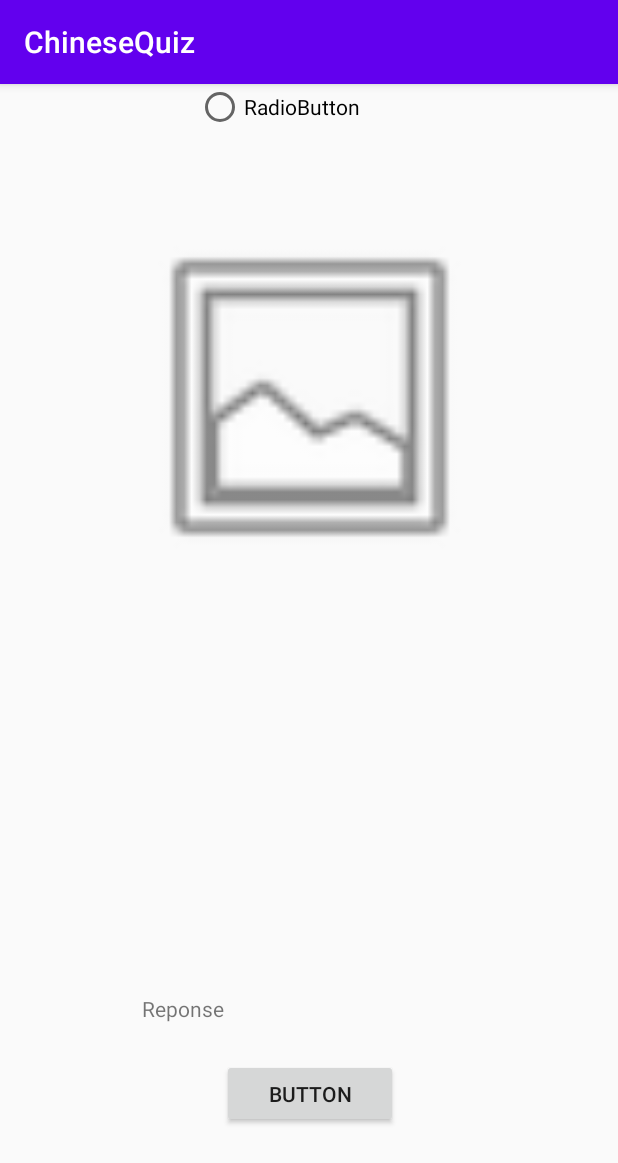
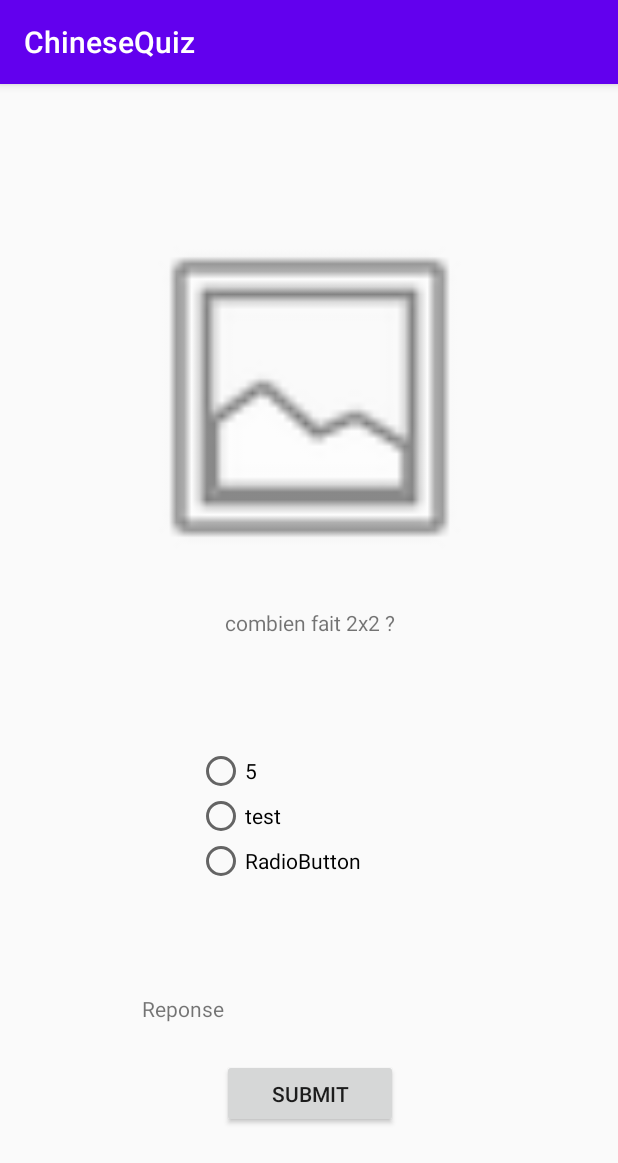
Before and after one commit to WKilliam/QuizChinese, an Android app: the screen it shows after launch (MainActivity), on a phone screen of 412 x 824 dp. Shown: the top 1163 px of the screen. Run offline under Robolectric (Android 15) with nearby library versions, the phone set to English and light mode, and no system bars.

Commit message:
TestQuestionClass

```diff
--- a/app/src/main/java/com/learn/chinesequiz/MainActivity.java
+++ b/app/src/main/java/com/learn/chinesequiz/MainActivity.java
@@ -3,6 +3,9 @@ package com.learn.chinesequiz;
 import androidx.appcompat.app.AppCompatActivity;
 
 import android.os.Bundle;
+import android.view.View;
+import android.widget.RadioButton;
+import android.widget.TextView;
 
 public class MainActivity extends AppCompatActivity {
 
@@ -10,5 +13,25 @@ public class MainActivity extends AppCompatActivity {
     protected void onCreate(Bundle savedInstanceState) {
         super.onCreate(savedInstanceState);
         setContentView(R.layout.activity_main);
+
+        Question question = new Question("combien fait 2x2 ?",
+                "4",
+                "5",
+                "2",
+                "1",
+                0,
+                0,
+                0);
+
+        TextView viewById = findViewById(R.id.boxQuestion);
+
+        RadioButton viewById1 = findViewById(R.id.Choice1);
+
+        View viewById2 = findViewById(R.id.RadioGroup);
+
+        viewById1.setText(question.getBadResult());
+
+        viewById.setText(question.getQuestion());
+
     }
 }
--- a/app/src/main/java/com/learn/chinesequiz/Question.java
+++ b/app/src/main/java/com/learn/chinesequiz/Question.java
@@ -64,4 +64,25 @@ public class Question implements Parcelable {
             return new Question[size];
         }
     };
+
+    public String getQuestion() {
+        return question;
+    }
+
+    public String getGoodResult() {
+        return goodResult;
+    }
+
+    public String getBadResult1() {
+        return badResult1;
+    }
+
+    public String getBadResult() {
+        return badResult;
+    }
+
+    public String getBadResult2() {
+        return badResult2;
+    }
+
 }
--- a/app/src/main/res/layout/activity_main.xml
+++ b/app/src/main/res/layout/activity_main.xml
@@ -18,11 +18,11 @@
         app:srcCompat="@android:drawable/ic_menu_gallery" />
 
     <Button
-        android:id="@+id/button"
+        android:id="@+id/Submit"
         android:layout_width="117dp"
         android:layout_height="46dp"
         android:layout_marginBottom="72dp"
-        android:text="Button"
+        android:text="Submit"
         app:layout_constraintBottom_toBottomOf="parent"
         app:layout_constraintEnd_toEndOf="@+id/resultTextView"
         app:layout_constraintStart_toStartOf="@+id/resultTextView" />
@@ -33,40 +33,45 @@
         android:layout_height="23dp"
         android:layout_marginBottom="20dp"
         android:text="Reponse"
-        app:layout_constraintBottom_toTopOf="@+id/button"
+        app:layout_constraintBottom_toTopOf="@+id/Submit"
         app:layout_constraintEnd_toEndOf="@+id/imageView"
         app:layout_constraintStart_toStartOf="@+id/imageView" />
 
+    <RadioGroup
+        android:id="@+id/RadioGroup"
+        android:layout_width="wrap_content"
+        android:layout_height="wrap_content"
+        app:layout_constraintBottom_toTopOf="@+id/resultTextView"
+        app:layout_constraintEnd_toEndOf="@+id/imageView"
+        app:layout_constraintStart_toStartOf="@+id/imageView"
+        app:layout_constraintTop_toBottomOf="@+id/boxQuestion">
+
         <RadioButton
-        android:id="@+id/radioButton"
+            android:id="@+id/Choice1"
             android:layout_width="150dp"
             android:layout_height="30dp"
-        android:layout_marginBottom="10dp"
-        android:text="RadioButton"
-        app:layout_constraintBottom_toTopOf="@+id/radioButtonView2"
-        app:layout_constraintEnd_toEndOf="@+id/imageView"
-        app:layout_constraintHorizontal_bias="0.494"
-        app:layout_constraintStart_toStartOf="@+id/imageView" />
+            android:text="RadioButton" />
 
         <RadioButton
-        android:id="@+id/radioButtonView2"
+            android:id="@+id/Choice2"
             android:layout_width="150dp"
             android:layout_height="30dp"
-        android:layout_marginBottom="10dp"
-        android:text="RadioButton"
-        app:layout_constraintBottom_toTopOf="@+id/radioButtonView3"
-        app:layout_constraintEnd_toEndOf="@+id/radioButton"
-        app:layout_constraintHorizontal_bias="0.0"
-        app:layout_constraintStart_toStartOf="@+id/radioButton" />
+            android:text="test" />
 
         <RadioButton
-        android:id="@+id/radioButtonView3"
+            android:id="@+id/Choice3"
             android:layout_width="150dp"
             android:layout_height="30dp"
-        android:text="RadioButton"
-        app:layout_constraintEnd_toEndOf="@+id/radioButtonView2"
-        app:layout_constraintHorizontal_bias="0.0"
-        app:layout_constraintStart_toStartOf="@+id/radioButtonView2"
-        tools:layout_editor_absoluteY="476dp" />
+            android:text="RadioButton" />
+    </RadioGroup>
+
+    <TextView
+        android:id="@+id/boxQuestion"
+        android:layout_width="wrap_content"
+        android:layout_height="wrap_content"
+        android:text="TextView"
+        app:layout_constraintEnd_toEndOf="@+id/imageView"
+        app:layout_constraintStart_toStartOf="@+id/imageView"
+        app:layout_constraintTop_toBottomOf="@+id/imageView" />
 
 </androidx.constraintlayout.widget.ConstraintLayout>
```
Lines whose indentation alone changed are shown as unchanged.
